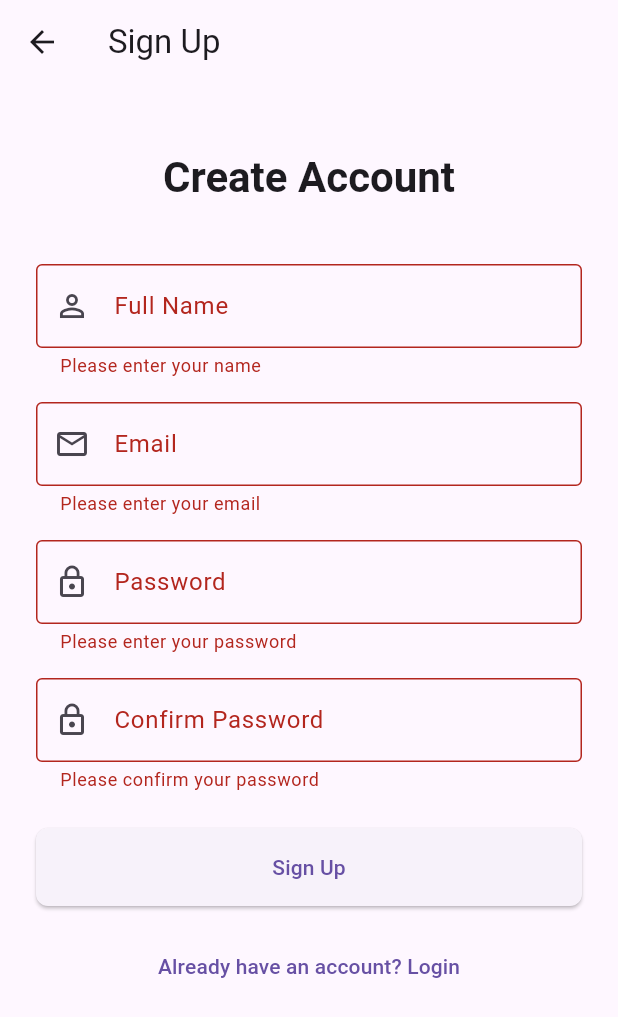
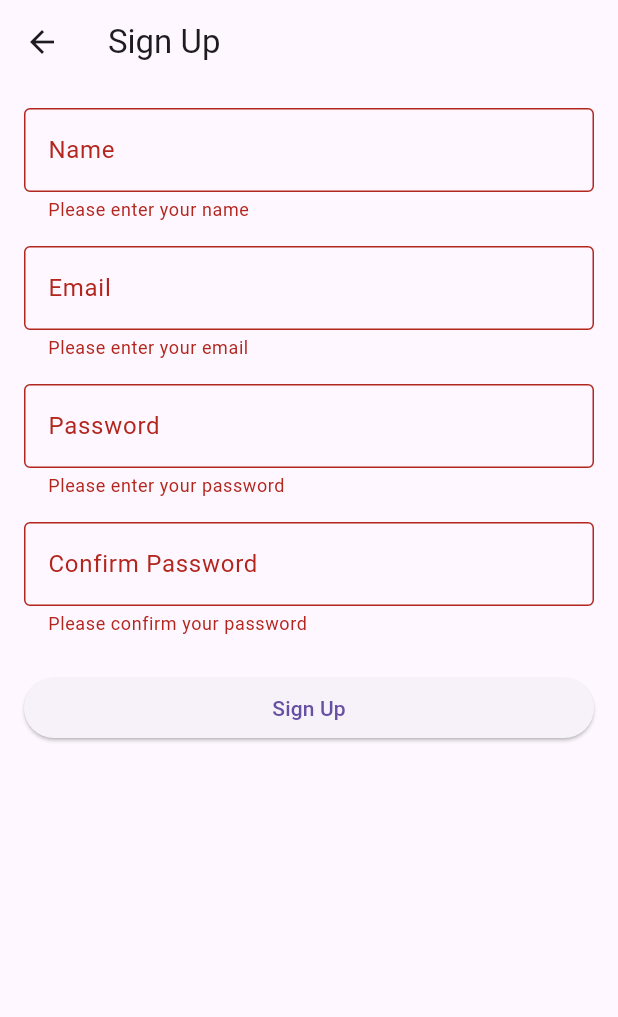
Before and after one commit to dheerajjha/takecaredear, a Flutter app: the SignupScreen screen opened directly, after a tap on "Sign Up", on a phone screen of 412 x 824 dp. Shown: the top 1017 px of the screen. Run offline on Flutter 3.47's test engine with Material 3 defaults, Android fonts, the phone set to English and light mode, and no system bars; our stand-ins replace flutter_secure_storage, get, shared_preferences; accounts and stored records are empty.

Commit message:
login signup working in mock

```diff
--- a/lib/main.dart
+++ b/lib/main.dart
@@ -1,7 +1,7 @@
 import 'package:flutter/material.dart';
 import 'package:provider/provider.dart';
 import 'package:get/get.dart';
-import 'screens/auth/login_screen.dart';
+import 'screens/home/home_screen.dart';
 import 'providers/auth_provider.dart';
 import 'providers/medical_report_provider.dart';
 import 'providers/qa_provider.dart';
@@ -28,7 +28,7 @@ class MyApp extends StatelessWidget {
           primarySwatch: Colors.blue,
           useMaterial3: true,
         ),
-        home: const LoginScreen(),
+        home: const HomeScreen(),
         debugShowCheckedModeBanner: false,
       ),
     );
--- a/lib/screens/auth/signup_screen.dart
+++ b/lib/screens/auth/signup_screen.dart
@@ -1,7 +1,6 @@
 import 'package:flutter/material.dart';
 import 'package:provider/provider.dart';
 import '../../providers/auth_provider.dart';
-import '../home/home_screen.dart';
 
 class SignupScreen extends StatefulWidget {
   const SignupScreen({super.key});
@@ -39,12 +38,10 @@ class _SignupScreenState extends State<SignupScreen> {
       setState(() => _isLoading = true);
       try {
         final success = await Provider.of<AuthProvider>(context, listen: false)
-            .signup(_emailController.text, _passwordController.text, _nameController.text);
+            .signup(_emailController.text, _passwordController.text,
+                _nameController.text);
         if (success && mounted) {
-          Navigator.pushReplacement(
-            context,
-            MaterialPageRoute(builder: (context) => const HomeScreen()),
-          );
+          Navigator.pop(context, true);
         }
       } catch (e) {
         if (mounted) {
@@ -65,28 +62,17 @@ class _SignupScreenState extends State<SignupScreen> {
       appBar: AppBar(
         title: const Text('Sign Up'),
       ),
-      body: SafeArea(
-        child: SingleChildScrollView(
-          padding: const EdgeInsets.all(24.0),
+      body: Padding(
+        padding: const EdgeInsets.all(16.0),
         child: Form(
           key: _formKey,
           child: Column(
             crossAxisAlignment: CrossAxisAlignment.stretch,
             children: [
-                const SizedBox(height: 20),
-                Text(
-                  'Create Account',
-                  style: Theme.of(context).textTheme.headlineMedium?.copyWith(
-                    fontWeight: FontWeight.bold,
-                  ),
-                  textAlign: TextAlign.center,
-                ),
-                const SizedBox(height: 40),
               TextFormField(
                 controller: _nameController,
                 decoration: const InputDecoration(
-                    labelText: 'Full Name',
-                    prefixIcon: Icon(Icons.person_outline),
+                  labelText: 'Name',
                   border: OutlineInputBorder(),
                 ),
                 validator: (value) {
@@ -99,12 +85,11 @@ class _SignupScreenState extends State<SignupScreen> {
               const SizedBox(height: 16),
               TextFormField(
                 controller: _emailController,
-                  keyboardType: TextInputType.emailAddress,
                 decoration: const InputDecoration(
                   labelText: 'Email',
-                    prefixIcon: Icon(Icons.email_outlined),
                   border: OutlineInputBorder(),
                 ),
+                keyboardType: TextInputType.emailAddress,
                 validator: (value) {
                   if (value == null || value.isEmpty) {
                     return 'Please enter your email';
@@ -118,12 +103,11 @@ class _SignupScreenState extends State<SignupScreen> {
               const SizedBox(height: 16),
               TextFormField(
                 controller: _passwordController,
-                  obscureText: true,
                 decoration: const InputDecoration(
                   labelText: 'Password',
-                    prefixIcon: Icon(Icons.lock_outline),
                   border: OutlineInputBorder(),
                 ),
+                obscureText: true,
                 validator: (value) {
                   if (value == null || value.isEmpty) {
                     return 'Please enter your password';
@@ -137,39 +121,30 @@ class _SignupScreenState extends State<SignupScreen> {
               const SizedBox(height: 16),
               TextFormField(
                 controller: _confirmPasswordController,
-                  obscureText: true,
                 decoration: const InputDecoration(
                   labelText: 'Confirm Password',
-                    prefixIcon: Icon(Icons.lock_outline),
                   border: OutlineInputBorder(),
                 ),
+                obscureText: true,
                 validator: (value) {
                   if (value == null || value.isEmpty) {
                     return 'Please confirm your password';
+                  }
+                  if (value != _passwordController.text) {
+                    return 'Passwords do not match';
                   }
                   return null;
                 },
               ),
               const SizedBox(height: 24),
+              if (_isLoading)
+                const Center(child: CircularProgressIndicator())
+              else
                 ElevatedButton(
-                  onPressed: _isLoading ? null : _signup,
-                  style: ElevatedButton.styleFrom(
-                    padding: const EdgeInsets.symmetric(vertical: 16),
-                    shape: RoundedRectangleBorder(
-                      borderRadius: BorderRadius.circular(8),
-                    ),
-                  ),
-                  child: _isLoading
-                      ? const CircularProgressIndicator()
-                      : const Text('Sign Up'),
-                ),
-                const SizedBox(height: 16),
-                TextButton(
-                  onPressed: () => Navigator.pop(context),
-                  child: const Text('Already have an account? Login'),
+                  onPressed: _signup,
+                  child: const Text('Sign Up'),
                 ),
             ],
-            ),
           ),
         ),
       ),
```
Also changed, not shown: lib/screens/auth/login_screen.dart (+26 -39 lines), lib/screens/qa/qa_screen.dart (+56 -41 lines). Lines whose indentation alone changed are shown as unchanged.
